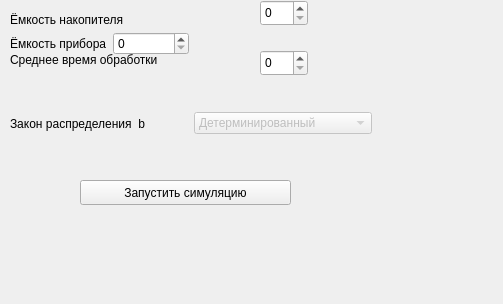
Before: the Qt Designer form gui/generalparametrs.ui in semitro/Particle-system, drawn with Qt 5.
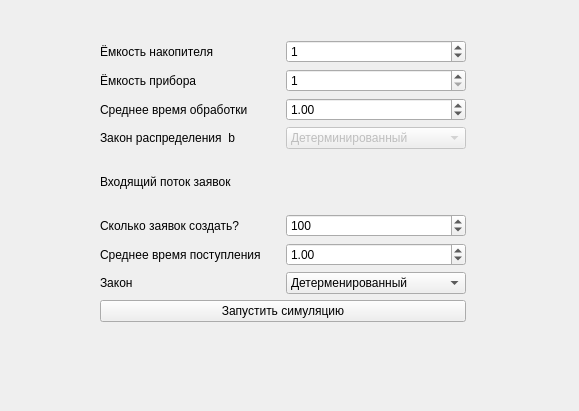
After: the same form once the commit is applied.

Diff of the .ui file:
```diff
--- a/gui/generalparametrs.ui
+++ b/gui/generalparametrs.ui
@@ -8,8 +8,8 @@
    <rect>
     <x>0</x>
     <y>0</y>
-    <width>503</width>
-    <height>304</height>
+    <width>579</width>
+    <height>411</height>
    </rect>
   </property>
   <property name="floating">
@@ -25,74 +25,85 @@
    <string>DockWidget</string>
   </property>
   <widget class="QWidget" name="dockWidgetContents">
-   <widget class="QPushButton" name="pushButton">
+   <widget class="QWidget" name="">
     <property name="geometry">
      <rect>
-      <x>80</x>
-      <y>180</y>
-      <width>211</width>
-      <height>25</height>
+      <x>100</x>
+      <y>40</y>
+      <width>366</width>
+      <height>282</height>
      </rect>
     </property>
-    <property name="text">
-     <string>Запустить симуляцию</string>
-    </property>
-   </widget>
+    <layout class="QVBoxLayout" name="verticalLayout_3">
+     <item>
+      <layout class="QVBoxLayout" name="verticalLayout">
+       <item>
+        <layout class="QHBoxLayout" name="horizontalLayout_4">
+         <item>
    <widget class="QLabel" name="label_3">
-    <property name="geometry">
-     <rect>
-      <x>10</x>
-      <y>10</y>
-      <width>181</width>
-      <height>20</height>
-     </rect>
-    </property>
     <property name="text">
      <string>Ёмкость накопителя</string>
     </property>
    </widget>
+         </item>
+         <item>
+          <widget class="QSpinBox" name="facility_size">
+           <property name="maximum">
+            <number>10000000</number>
+           </property>
+           <property name="value">
+            <number>1</number>
+           </property>
+          </widget>
+         </item>
+        </layout>
+       </item>
+       <item>
+        <layout class="QHBoxLayout" name="horizontalLayout_2">
+         <item>
+          <widget class="QLabel" name="label_2">
+           <property name="text">
+            <string>Ёмкость прибора</string>
+           </property>
+          </widget>
+         </item>
+         <item>
+          <widget class="QSpinBox" name="queue_size">
+           <property name="minimum">
+            <number>1</number>
+           </property>
+           <property name="maximum">
+            <number>1000</number>
+           </property>
+          </widget>
+         </item>
+        </layout>
+       </item>
+       <item>
+        <layout class="QHBoxLayout" name="horizontalLayout_3">
+         <item>
    <widget class="QLabel" name="label_4">
-    <property name="geometry">
-     <rect>
-      <x>10</x>
-      <y>50</y>
-      <width>191</width>
-      <height>20</height>
-     </rect>
-    </property>
     <property name="text">
      <string>Среднее время обработки</string>
     </property>
    </widget>
-   <widget class="QSpinBox" name="spinBox_2">
-    <property name="geometry">
-     <rect>
-      <x>260</x>
-      <y>0</y>
-      <width>48</width>
-      <height>26</height>
-     </rect>
-    </property>
-   </widget>
-   <widget class="QSpinBox" name="spinBox_3">
-    <property name="geometry">
-     <rect>
-      <x>260</x>
-      <y>50</y>
-      <width>48</width>
-      <height>26</height>
-     </rect>
-    </property>
-   </widget>
-   <widget class="QWidget" name="">
-    <property name="geometry">
-     <rect>
-      <x>10</x>
-      <y>110</y>
-      <width>362</width>
-      <height>27</height>
-     </rect>
-    </property>
+         </item>
+         <item>
+          <widget class="QDoubleSpinBox" name="facility_b">
+           <property name="minimum">
+            <double>0.100000000000000</double>
+           </property>
+           <property name="singleStep">
+            <double>0.100000000000000</double>
+           </property>
+           <property name="value">
+            <double>1.000000000000000</double>
+           </property>
+          </widget>
+         </item>
+        </layout>
+       </item>
+       <item>
     <layout class="QHBoxLayout" name="horizontalLayout">
      <item>
       <widget class="QLabel" name="label_5">
@@ -102,7 +113,7 @@
       </widget>
      </item>
      <item>
-      <widget class="QComboBox" name="comboBox">
+          <widget class="QComboBox" name="facility_law">
        <property name="enabled">
         <bool>false</bool>
        </property>
@@ -125,29 +136,107 @@
       </widget>
      </item>
     </layout>
-   </widget>
-   <widget class="QWidget" name="">
-    <property name="geometry">
-     <rect>
-      <x>10</x>
-      <y>30</y>
-      <width>179</width>
-      <height>28</height>
-     </rect>
-    </property>
-    <layout class="QHBoxLayout" name="horizontalLayout_2">
+       </item>
+      </layout>
+     </item>
+     <item>
+      <layout class="QVBoxLayout" name="verticalLayout_2">
+       <item>
+        <widget class="QLabel" name="label_7">
+         <property name="text">
+          <string>Входящий поток заявок</string>
+         </property>
+        </widget>
+       </item>
+       <item>
+        <layout class="QHBoxLayout" name="horizontalLayout_7">
+         <item>
+          <widget class="QLabel" name="label_8">
+           <property name="text">
+            <string>Сколько заявок создать?</string>
+           </property>
+          </widget>
+         </item>
      <item>
-      <widget class="QLabel" name="label_2">
+          <widget class="QSpinBox" name="particlesToGen">
+           <property name="minimum">
+            <number>1</number>
+           </property>
+           <property name="maximum">
+            <number>10000000</number>
+           </property>
+           <property name="singleStep">
+            <number>10</number>
+           </property>
+           <property name="value">
+            <number>100</number>
+           </property>
+          </widget>
+         </item>
+        </layout>
+       </item>
+       <item>
+        <layout class="QHBoxLayout" name="horizontalLayout_6">
+         <item>
+          <widget class="QLabel" name="label_6">
        <property name="text">
-        <string>Ёмкость прибора</string>
+            <string>Среднее время поступления</string>
        </property>
       </widget>
      </item>
      <item>
-      <widget class="QSpinBox" name="spinBox"/>
-     </item>
-    </layout>
-   </widget>
-  </widget>
- </widget>
+          <widget class="QDoubleSpinBox" name="avgCreationTime">
+           <property name="minimum">
+            <double>0.100000000000000</double>
+           </property>
+           <property name="maximum">
+            <double>999.990000000000009</double>
+           </property>
+           <property name="value">
+            <double>1.000000000000000</double>
+           </property>
+          </widget>
+         </item>
+        </layout>
+       </item>
+       <item>
+        <layout class="QHBoxLayout" name="horizontalLayout_5">
+         <item>
+          <widget class="QLabel" name="label">
+           <property name="text">
+            <string>Закон</string>
+           </property>
+          </widget>
+         </item>
+         <item>
+          <widget class="QComboBox" name="comboBox">
+           <item>
+            <property name="text">
+             <string>Детерменированный</string>
+            </property>
+           </item>
+           <item>
+            <property name="text">
+             <string>Экспоненциальный</string>
+            </property>
+           </item>
+          </widget>
+         </item>
+        </layout>
+       </item>
+      </layout>
+     </item>
+     <item>
+      <widget class="QPushButton" name="pushButton">
+       <property name="text">
+        <string>Запустить симуляцию</string>
+       </property>
+      </widget>
+     </item>
+    </layout>
+   </widget>
+  </widget>
+ </widget>
+ <resources/>
+ <connections/>
 </ui>
```
Left out of the diff: 1 changed line with no effect on the pictures. Lines whose indentation alone changed are shown as unchanged.
